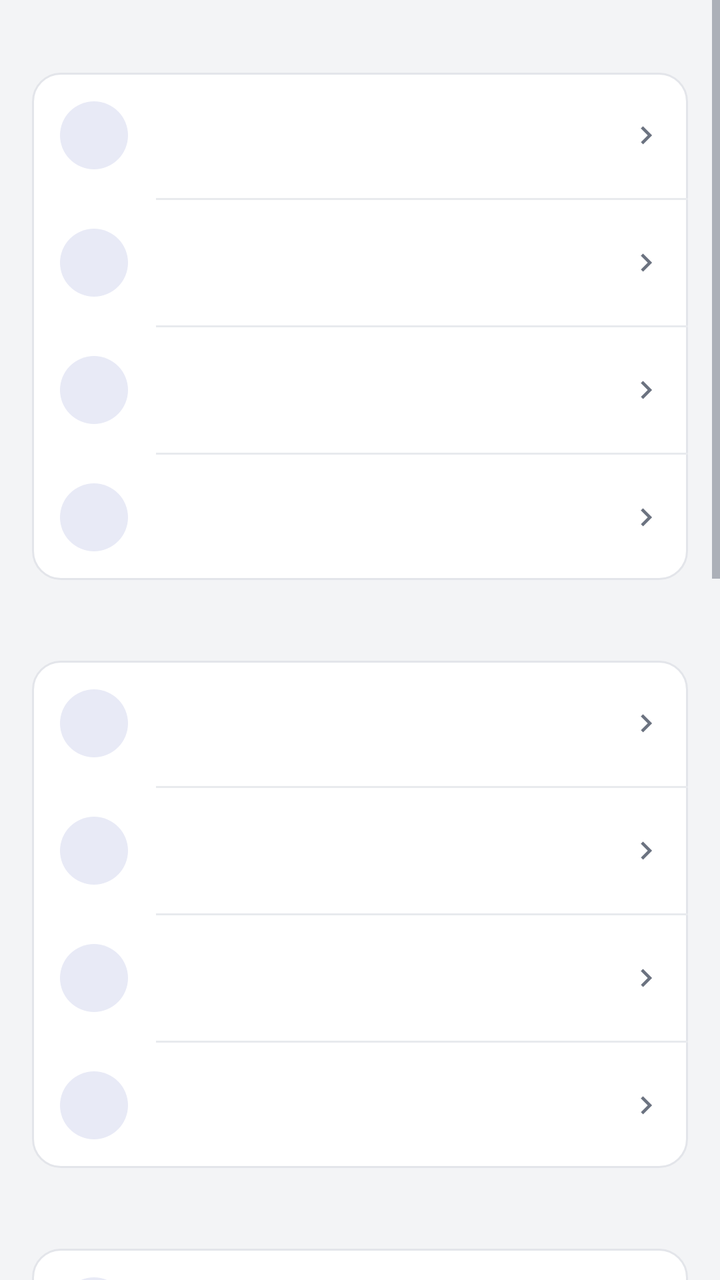
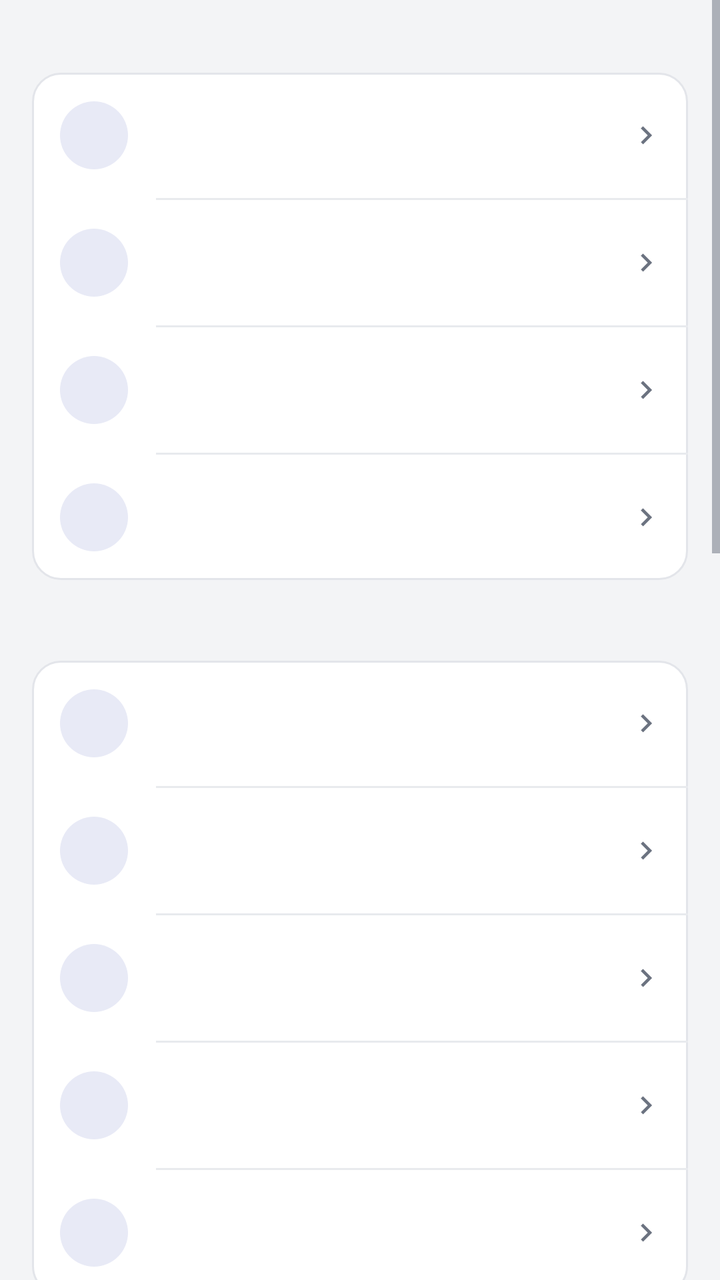

Compare the two renders of this Android layout. The source of the first and the diff that turns it into the second are given below.
<!-- AndroidManifest.xml: activity theme AppTheme -->
<!-- res/layout/activity_settings.xml -->
<?xml version="1.0" encoding="utf-8"?>
<ScrollView xmlns:android="http://schemas.android.com/apk/res/android"
    android:id="@+id/root"
    android:layout_width="match_parent"
    android:layout_height="match_parent"
    android:background="@color/bg"
    android:fillViewport="true"
    android:scrollbars="vertical">

    <LinearLayout
        android:layout_width="match_parent"
        android:layout_height="wrap_content"
        android:orientation="vertical">

        <LinearLayout
            android:layout_width="match_parent"
            android:layout_height="wrap_content"
            android:orientation="vertical"
            android:paddingStart="@dimen/page_pad"
            android:paddingEnd="@dimen/page_pad"
            android:paddingTop="12dp"
            android:paddingBottom="14dp">

            
            <TextView
                android:id="@+id/settings_section_appearance"
                android:layout_width="match_parent"
                android:layout_height="wrap_content"
                android:paddingStart="4dp"
                android:paddingEnd="4dp"
                android:paddingTop="2dp"
                android:paddingBottom="6dp"
                android:textColor="@color/fg_muted"
                android:textSize="12sp" />

            <LinearLayout
                android:layout_width="match_parent"
                android:layout_height="wrap_content"
                android:background="@drawable/card_bg"
                android:orientation="vertical">

                <include
                    android:id="@+id/row_theme"
                    layout="@layout/row_action"
                    android:layout_width="match_parent"
                    android:layout_height="wrap_content" />

                <View
                    android:layout_width="match_parent"
                    android:layout_height="1dp"
                    android:layout_marginStart="62dp"
                    android:background="@color/divider" />

                <include
                    android:id="@+id/row_language"
                    layout="@layout/row_action"
                    android:layout_width="match_parent"
                    android:layout_height="wrap_content" />

                <View
                    android:layout_width="match_parent"
                    android:layout_height="1dp"
                    android:layout_marginStart="62dp"
                    android:background="@color/divider" />

                <include
                    android:id="@+id/row_lang_pack"
                    layout="@layout/row_action"
                    android:layout_width="match_parent"
                    android:layout_height="wrap_content" />

                
                <View
                    android:layout_width="match_parent"
                    android:layout_height="1dp"
                    android:layout_marginStart="62dp"
                    android:background="@color/divider" />

                <include
                    android:id="@+id/row_orientation"
                    layout="@layout/row_action"
                    android:layout_width="match_parent"
                    android:layout_height="wrap_content" />
            </LinearLayout>

            
            <TextView
                android:id="@+id/settings_section_startup"
                android:layout_width="match_parent"
                android:layout_height="wrap_content"
                android:paddingStart="4dp"
                android:paddingEnd="4dp"
                android:paddingTop="18dp"
                android:paddingBottom="6dp"
                android:textColor="@color/fg_muted"
                android:textSize="12sp" />

            <LinearLayout
                android:layout_width="match_parent"
                android:layout_height="wrap_content"
                android:background="@drawable/card_bg"
                android:orientation="vertical">

                <include
                    android:id="@+id/row_def_slot"
                    layout="@layout/row_action"
                    android:layout_width="match_parent"
                    android:layout_height="wrap_content" />

                <View
                    android:layout_width="match_parent"
                    android:layout_height="1dp"
                    android:layout_marginStart="62dp"
                    android:background="@color/divider" />

                
                <include
                    android:id="@+id/row_trash_keep"
                    layout="@layout/row_action"
                    android:layout_width="match_parent"
                    android:layout_height="wrap_content" />

                <View
                    android:layout_width="match_parent"
                    android:layout_height="1dp"
                    android:layout_marginStart="62dp"
                    android:background="@color/divider" />

                
                <include
                    android:id="@+id/row_storage"
                    layout="@layout/row_action"
                    android:layout_width="match_parent"
                    android:layout_height="wrap_content" />

                <View
                    android:layout_width="match_parent"
                    android:layout_height="1dp"
                    android:layout_marginStart="62dp"
                    android:background="@color/divider" />

                
                <include
                    android:id="@+id/row_auto_clean"
                    layout="@layout/row_action"
                    android:layout_width="match_parent"
                    android:layout_height="wrap_content" />
            </LinearLayout>

            
            <TextView
                android:id="@+id/settings_section_alerts"
                android:layout_width="match_parent"
                android:layout_height="wrap_content"
                android:paddingStart="4dp"
                android:paddingEnd="4dp"
                android:paddingTop="18dp"
                android:paddingBottom="6dp"
                android:textColor="@color/fg_muted"
                android:textSize="12sp" />

            <LinearLayout
                android:layout_width="match_parent"
                android:layout_height="wrap_content"
                android:background="@drawable/card_bg"
                android:orientation="vertical">

                
                <include
                    android:id="@+id/row_crash_alert"
                    layout="@layout/row_action"
                    android:layout_width="match_parent"
                    android:layout_height="wrap_content" />

                <View
                    android:layout_width="match_parent"
                    android:layout_height="1dp"
                    android:layout_marginStart="62dp"
                    android:background="@color/divider" />

                
                <include
                    android:id="@+id/row_logs"
                    layout="@layout/row_action"
                    android:layout_width="match_parent"
                    android:layout_height="wrap_content" />
            </LinearLayout>

            
            <TextView
                android:id="@+id/settings_section_security"
                android:layout_width="match_parent"
                android:layout_height="wrap_content"
                android:paddingStart="4dp"
                android:paddingEnd="4dp"
                android:paddingTop="18dp"
                android:paddingBottom="6dp"
                android:textColor="@color/fg_muted"
                android:textSize="12sp" />

            <LinearLayout
                android:layout_width="match_parent"
                android:layout_height="wrap_content"
                android:background="@drawable/card_bg"
                android:orientation="vertical">

                
                <include
                    android:id="@+id/row_sig_check"
                    layout="@layout/row_action"
                    android:layout_width="match_parent"
                    android:layout_height="wrap_content" />

                <View
                    android:layout_width="match_parent"
                    android:layout_height="1dp"
                    android:layout_marginStart="62dp"
                    android:background="@color/divider" />

                
                <include
                    android:id="@+id/row_sig_trust"
                    layout="@layout/row_action"
                    android:layout_width="match_parent"
                    android:layout_height="wrap_content" />
            </LinearLayout>

            
            <TextView
                android:id="@+id/settings_section_download"
                android:layout_width="match_parent"
                android:layout_height="wrap_content"
                android:paddingStart="4dp"
                android:paddingEnd="4dp"
                android:paddingTop="18dp"
                android:paddingBottom="6dp"
                android:textColor="@color/fg_muted"
                android:textSize="12sp" />

            <LinearLayout
                android:layout_width="match_parent"
                android:layout_height="wrap_content"
                android:background="@drawable/card_bg"
                android:orientation="vertical">

                
                <include
                    android:id="@+id/row_update_line"
                    layout="@layout/row_action"
                    android:layout_width="match_parent"
                    android:layout_height="wrap_content" />

                <View
                    android:layout_width="match_parent"
                    android:layout_height="1dp"
                    android:layout_marginStart="62dp"
                    android:background="@color/divider" />

                
                <include
                    android:id="@+id/row_download_limit"
                    layout="@layout/row_action"
                    android:layout_width="match_parent"
                    android:layout_height="wrap_content" />
            </LinearLayout>

            
            <TextView
                android:id="@+id/settings_section_version"
                android:layout_width="match_parent"
                android:layout_height="wrap_content"
                android:paddingStart="4dp"
                android:paddingEnd="4dp"
                android:paddingTop="18dp"
                android:paddingBottom="6dp"
                android:textColor="@color/fg_muted"
                android:textSize="12sp" />

            
            <LinearLayout
                android:layout_width="match_parent"
                android:layout_height="wrap_content"
                android:background="@drawable/card_bg"
                android:orientation="vertical">

                
                <include
                    android:id="@+id/row_update"
                    layout="@layout/row_action"
                    android:layout_width="match_parent"
                    android:layout_height="wrap_content" />

                <View
                    android:layout_width="match_parent"
                    android:layout_height="1dp"
                    android:layout_marginStart="62dp"
                    android:background="@color/divider" />

                
                <include
                    android:id="@+id/row_update_mode"
                    layout="@layout/row_action"
                    android:layout_width="match_parent"
                    android:layout_height="wrap_content" />

                <View
                    android:layout_width="match_parent"
                    android:layout_height="1dp"
                    android:layout_marginStart="62dp"
                    android:background="@color/divider" />

                
                <include
                    android:id="@+id/row_plugin_update"
                    layout="@layout/row_action"
                    android:layout_width="match_parent"
                    android:layout_height="wrap_content" />

                <View
                    android:layout_width="match_parent"
                    android:layout_height="1dp"
                    android:layout_marginStart="62dp"
                    android:background="@color/divider" />

                <include
                    android:id="@+id/row_about"
                    layout="@layout/row_action"
                    android:layout_width="match_parent"
                    android:layout_height="wrap_content" />
            </LinearLayout>

            
            <include layout="@layout/plugin_section" />
        </LinearLayout>

        
        <View
            android:layout_width="match_parent"
            android:layout_height="@dimen/page_bottom_space" />
    </LinearLayout>
</ScrollView>
<!-- res/layout/row_action.xml (included above) -->
<?xml version="1.0" encoding="utf-8"?>
<LinearLayout xmlns:android="http://schemas.android.com/apk/res/android"
    android:layout_width="match_parent"
    android:layout_height="wrap_content"
    android:orientation="horizontal"
    android:gravity="center_vertical"
    android:background="?android:attr/selectableItemBackground"
    android:clickable="true"
    android:focusable="false"
    android:paddingStart="14dp"
    android:paddingEnd="12dp"
    android:paddingTop="12dp"
    android:paddingBottom="12dp">

    <FrameLayout
        android:layout_width="@dimen/row_icon_box"
        android:layout_height="@dimen/row_icon_box"
        android:background="@drawable/icon_circle">

        <ImageView
            android:id="@+id/act_icon"
            android:layout_width="@dimen/row_icon"
            android:layout_height="@dimen/row_icon"
            android:layout_gravity="center"
            android:tint="@color/accent" />
    </FrameLayout>

    <LinearLayout
        android:layout_width="0dp"
        android:layout_height="wrap_content"
        android:layout_weight="1"
        android:layout_marginStart="14dp"
        android:orientation="vertical">

        <TextView
            android:id="@+id/act_title"
            android:layout_width="match_parent"
            android:layout_height="wrap_content"
            android:singleLine="true"
            android:ellipsize="end"
            android:textSize="15sp"
            android:textColor="@color/fg" />

        <TextView
            android:id="@+id/act_sub"
            android:layout_width="match_parent"
            android:layout_height="wrap_content"
            android:paddingTop="2dp"
            android:textSize="12sp"
            android:textColor="@color/fg_muted" />
    </LinearLayout>

    <ImageView
        android:layout_width="@dimen/row_chevron"
        android:layout_height="@dimen/row_chevron"
        android:layout_marginStart="8dp"
        android:src="@drawable/ic_chevron"
        android:tint="@color/fg_muted" />
</LinearLayout>
<!-- res/layout/plugin_section.xml (included above) -->
<?xml version="1.0" encoding="utf-8"?>
<LinearLayout xmlns:android="http://schemas.android.com/apk/res/android"
    android:id="@+id/plugin_section"
    android:layout_width="match_parent"
    android:layout_height="wrap_content"
    android:layout_marginTop="8dp"
    android:layout_marginBottom="8dp"
    android:background="@drawable/card_bg"
    android:orientation="vertical"
    android:paddingTop="6dp"
    android:paddingBottom="6dp"
    android:visibility="gone">

    <TextView
        android:id="@+id/plugin_section_title"
        android:layout_width="match_parent"
        android:layout_height="wrap_content"
        android:paddingStart="14dp"
        android:paddingEnd="14dp"
        android:paddingTop="6dp"
        android:paddingBottom="2dp"
        android:text="@string/plugin_section_title"
        android:textColor="@color/fg_muted"
        android:textSize="12sp" />

    
    <LinearLayout
        android:id="@+id/plugin_section_body"
        android:layout_width="match_parent"
        android:layout_height="wrap_content"
        android:orientation="vertical" />

    <LinearLayout
        android:id="@+id/plugin_section_rows"
        android:layout_width="match_parent"
        android:layout_height="wrap_content"
        android:orientation="vertical" />
</LinearLayout>
<!-- resources referenced by this layout -->
<resources>
  <color name="accent">#FF3F51B5</color>
  <color name="bg">#FFF3F4F6</color>
  <color name="divider">#FFE8EAEE</color>
  <color name="fg">#FF1A1C1E</color>
  <color name="fg_muted">#FF6B7280</color>
  <dimen name="page_bottom_space">24dp</dimen>
  <dimen name="page_pad">16dp</dimen>
  <dimen name="row_chevron">18dp</dimen>
  <dimen name="row_icon">22dp</dimen>
  <dimen name="row_icon_box">34dp</dimen>
  <!-- drawable card_bg (drawable) -->
  <?xml version="1.0" encoding="utf-8"?>
  <shape xmlns:android="http://schemas.android.com/apk/res/android"
      android:shape="rectangle">
      <solid android:color="@color/card" />
      <corners android:radius="14dp" />
      <stroke android:width="1dp" android:color="@color/card_stroke" />
  </shape>
  <!-- drawable ic_chevron (drawable) -->
  <?xml version="1.0" encoding="utf-8"?>
  <vector xmlns:android="http://schemas.android.com/apk/res/android"
      android:width="24dp"
      android:height="24dp"
      android:viewportWidth="24"
      android:viewportHeight="24">
      <path
          android:fillColor="@color/icon_tint"
          android:pathData="M10,6L8.59,7.41 13.17,12l-4.58,4.59L10,18l6,-6z" />
  </vector>
  <!-- drawable icon_circle (drawable) -->
  <?xml version="1.0" encoding="utf-8"?>
  <shape xmlns:android="http://schemas.android.com/apk/res/android"
      android:shape="oval">
      <solid android:color="@color/accent_soft" />
  </shape>
  <string name="plugin_section_title">Plug-ins</string>
  <color name="card">#FFFFFFFF</color>
  <color name="card_stroke">#FFE3E5EA</color>
  <color name="icon_tint">#FF5F6368</color>
  <color name="accent_soft">#FFE8EAF6</color>
  <color name="appbar">#FF3F51B5</color>
  <color name="statusbar">#FF303F9F</color>
  <style name="AppBarStyle" parent="android:Widget.Material.ActionBar.Solid">
          <item name="android:background">@color/appbar</item>
          
          <item name="android:elevation">0dp</item>
          
          <item name="android:contentInsetStart">16dp</item>
          <item name="android:titleTextStyle">@style/AppBarTitle</item>
      </style>
  <style name="AppOverflowMenu" parent="@android:style/Widget.Material.PopupMenu.Overflow">
          <item name="android:popupBackground">@drawable/popup_bg</item>
          
          <item name="android:overlapAnchor">false</item>
          <item name="android:dropDownVerticalOffset">4dp</item>
          
          <item name="android:popupElevation">8dp</item>
      </style>
  <style name="AppBarTitle" parent="android:TextAppearance.Material.Widget.ActionBar.Title">
          <item name="android:textColor">@color/on_appbar</item>
          <item name="android:textSize">20sp</item>
          <item name="android:fontFamily">sans-serif-medium</item>
      </style>
  <!-- drawable dlg_bg (drawable) -->
  <?xml version="1.0" encoding="utf-8"?>
  <inset xmlns:android="http://schemas.android.com/apk/res/android"
      android:inset="16dp">
      <shape android:shape="rectangle">
          <solid android:color="@color/card" />
          <corners android:radius="14dp" />
          <stroke android:width="1dp" android:color="@color/card_stroke" />
      </shape>
  </inset>
  <style name="AppDialogAnim">
          <item name="android:windowEnterAnimation">@anim/dialog_instant</item>
      </style>
  <!-- drawable popup_bg (drawable) -->
  <?xml version="1.0" encoding="utf-8"?>
  <shape xmlns:android="http://schemas.android.com/apk/res/android"
      android:shape="rectangle">
      <solid android:color="@color/popup" />
      <corners android:radius="14dp" />
      <stroke android:width="1dp" android:color="@color/popup_stroke" />
  </shape>
  <color name="on_appbar">#FFFFFFFF</color>
  <color name="popup">#FFFFFFFF</color>
  <color name="popup_stroke">#FFD8DCE4</color>
  <!-- unchanged entries left out for length: 2 -->
</resources>

<!-- the commit's change to res/layout/activity_settings.xml (unified diff, before → after) -->
@@ -129,6 +129,19 @@
                 
                 <include
                     android:id="@+id/row_storage"
+                    layout="@layout/row_action"
+                    android:layout_width="match_parent"
+                    android:layout_height="wrap_content" />
+
+                <View
+                    android:layout_width="match_parent"
+                    android:layout_height="1dp"
+                    android:layout_marginStart="62dp"
+                    android:background="@color/divider" />
+
+                
+                <include
+                    android:id="@+id/row_cas_game"
                     layout="@layout/row_action"
                     android:layout_width="match_parent"
                     android:layout_height="wrap_content" />
